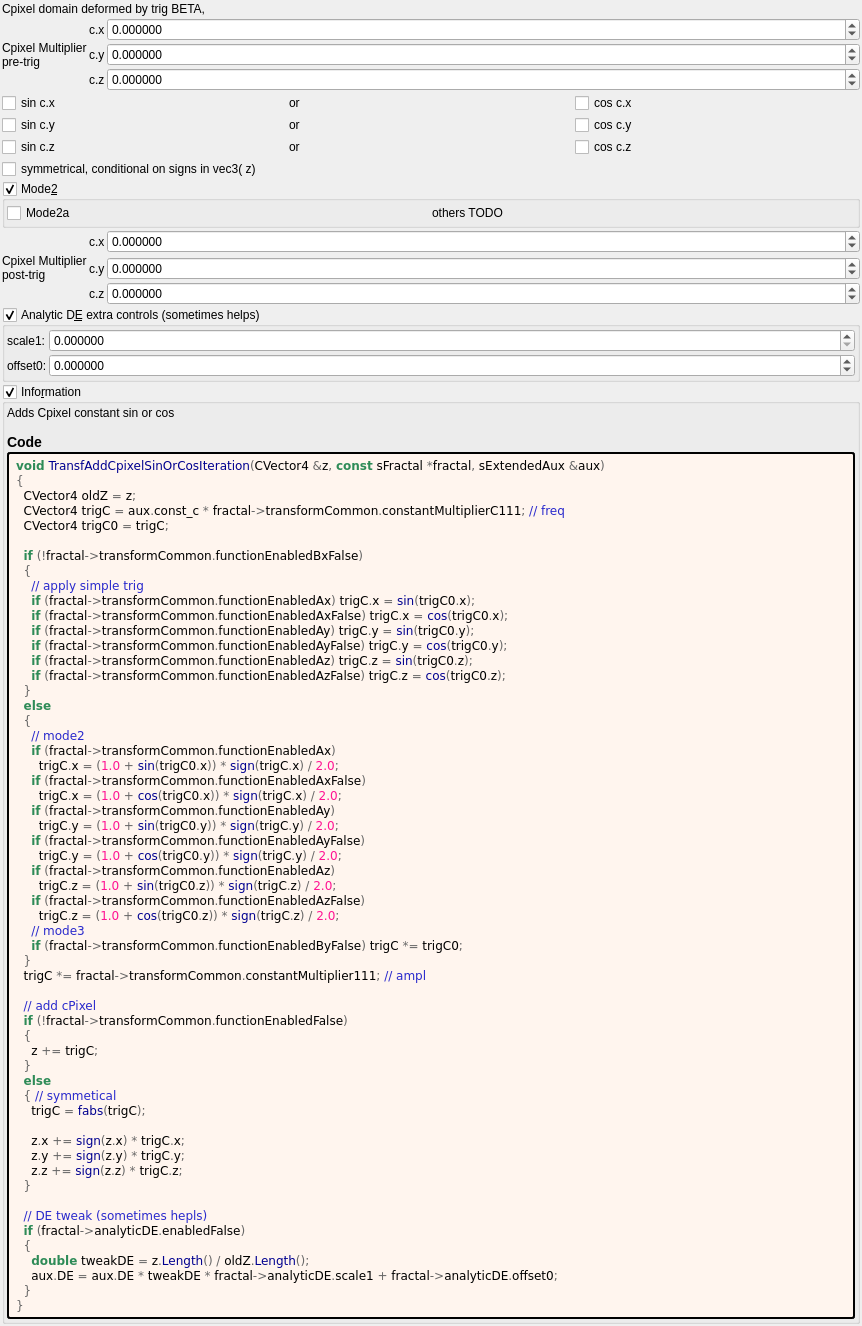
This is mandelbulber2/formula/ui/transf_add_cpixel_sin_or_cos.ui in buddhi1980/mandelbulber2 as Qt 5 draws it before an edit. The edited form follows.
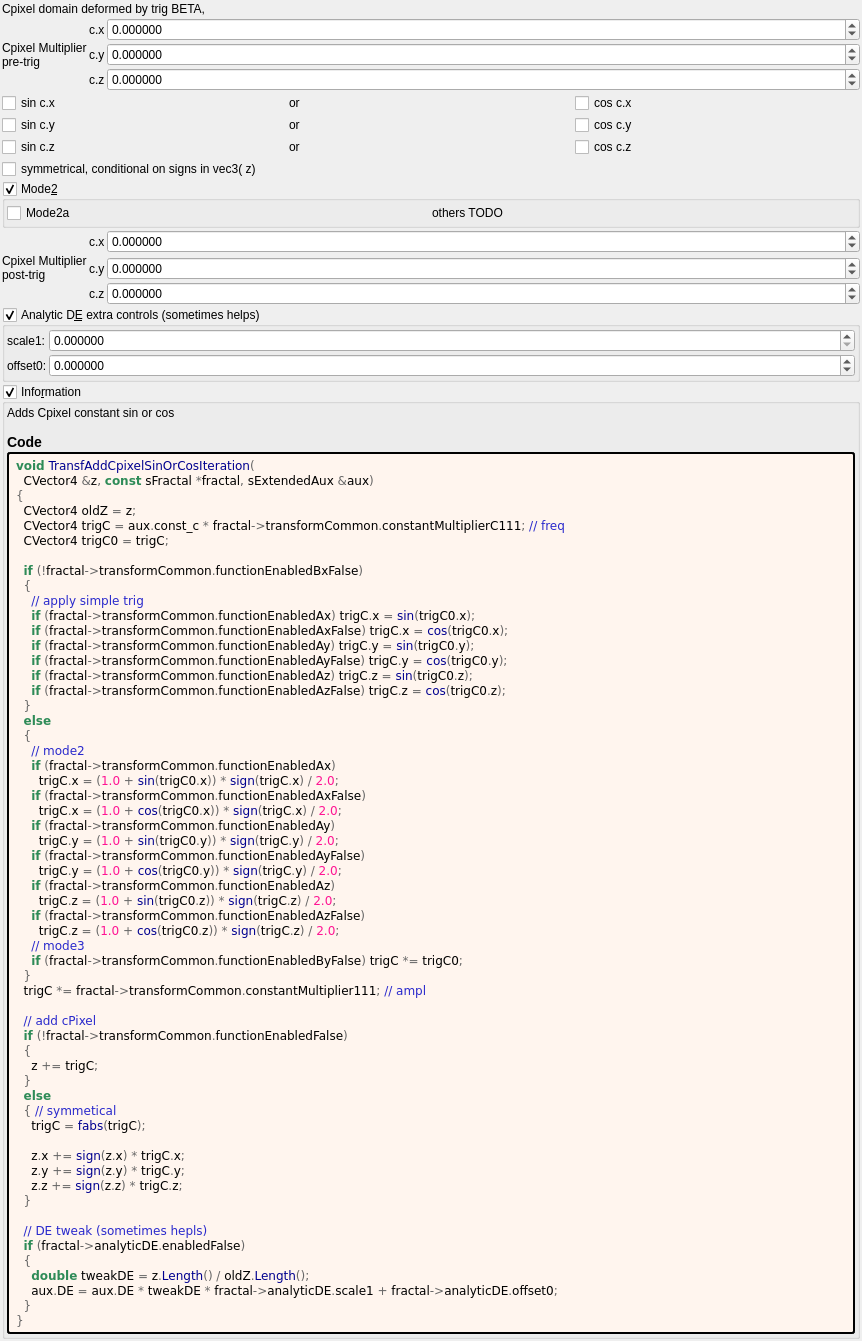
This is the edited form. Custom widgets are drawn as their Qt base class.

```diff
--- a/mandelbulber2/formula/ui/transf_add_cpixel_sin_or_cos.ui
+++ b/mandelbulber2/formula/ui/transf_add_cpixel_sin_or_cos.ui
@@ -570,7 +570,8 @@
         </property>
         <property name="text">
          <string notr="true">&lt;body style=&quot;background-color:#fff5ee&quot;&gt;
-&lt;pre style=&quot;color:#000000; background-color:#fff5ee;  font-family:'Courier New',monospace;&quot;&gt;&lt;span style=&quot;color:#2e8b57; font-weight:bold&quot;&gt;void&lt;/span&gt; &lt;span style=&quot;color:#00008f&quot;&gt;TransfAddCpixelSinOrCosIteration&lt;/span&gt;&lt;span style=&quot;color:#676767&quot;&gt;(&lt;/span&gt;CVector4 &lt;span style=&quot;color:#676767&quot;&gt;&amp;amp;&lt;/span&gt;z&lt;span style=&quot;color:#676767&quot;&gt;,&lt;/span&gt; &lt;span style=&quot;color:#2e8b57; font-weight:bold&quot;&gt;const&lt;/span&gt; sFractal &lt;span style=&quot;color:#676767&quot;&gt;*&lt;/span&gt;fractal&lt;span style=&quot;color:#676767&quot;&gt;,&lt;/span&gt; sExtendedAux &lt;span style=&quot;color:#676767&quot;&gt;&amp;amp;&lt;/span&gt;aux&lt;span style=&quot;color:#676767&quot;&gt;)&lt;/span&gt;
+&lt;pre style=&quot;color:#000000; background-color:#fff5ee;  font-family:'Courier New',monospace;&quot;&gt;&lt;span style=&quot;color:#2e8b57; font-weight:bold&quot;&gt;void&lt;/span&gt; &lt;span style=&quot;color:#00008f&quot;&gt;TransfAddCpixelSinOrCosIteration&lt;/span&gt;&lt;span style=&quot;color:#676767&quot;&gt;(&lt;/span&gt;
+  CVector4 &lt;span style=&quot;color:#676767&quot;&gt;&amp;amp;&lt;/span&gt;z&lt;span style=&quot;color:#676767&quot;&gt;,&lt;/span&gt; &lt;span style=&quot;color:#2e8b57; font-weight:bold&quot;&gt;const&lt;/span&gt; sFractal &lt;span style=&quot;color:#676767&quot;&gt;*&lt;/span&gt;fractal&lt;span style=&quot;color:#676767&quot;&gt;,&lt;/span&gt; sExtendedAux &lt;span style=&quot;color:#676767&quot;&gt;&amp;amp;&lt;/span&gt;aux&lt;span style=&quot;color:#676767&quot;&gt;)&lt;/span&gt;
 &lt;span style=&quot;color:#676767&quot;&gt;{&lt;/span&gt;
   CVector4 oldZ &lt;span style=&quot;color:#676767&quot;&gt;=&lt;/span&gt; z&lt;span style=&quot;color:#676767&quot;&gt;;&lt;/span&gt;
   CVector4 trigC &lt;span style=&quot;color:#676767&quot;&gt;=&lt;/span&gt; aux&lt;span style=&quot;color:#676767&quot;&gt;.&lt;/span&gt;const_c &lt;span style=&quot;color:#676767&quot;&gt;*&lt;/span&gt; fractal&lt;span style=&quot;color:#676767&quot;&gt;-&amp;gt;&lt;/span&gt;transformCommon&lt;span style=&quot;color:#676767&quot;&gt;.&lt;/span&gt;constantMultiplierC111&lt;span style=&quot;color:#676767&quot;&gt;;&lt;/span&gt; &lt;span style=&quot;color:#2929cc&quot;&gt;// freq&lt;/span&gt;
```
